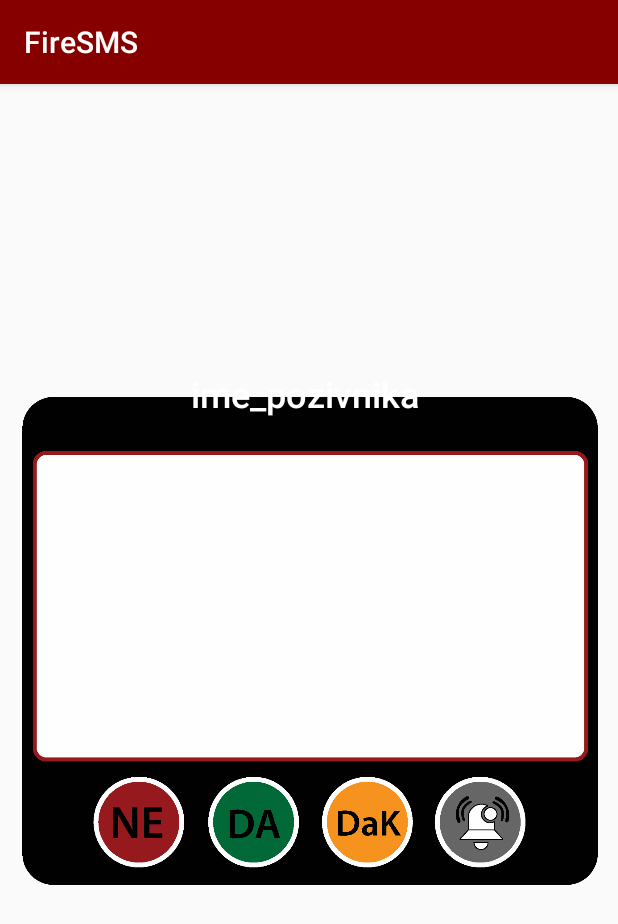
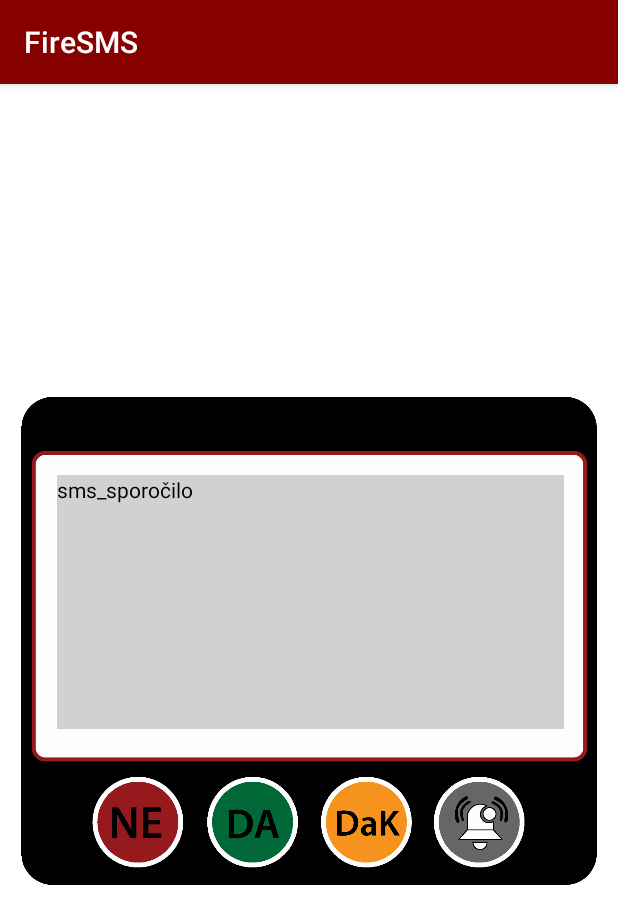
Before and after one commit to Simon442/FireSMS, an Android app: the PagerIntervencijeNetActivity screen opened directly, with no data from a screen before it, on a phone screen of 412 x 824 dp. Shown: the top 924 px of the screen. Run offline under Robolectric (Android 15) with nearby library versions, the phone set to English and light mode, and no system bars.

Commit message:
- new pager alert UI fixes

```diff
--- a/app/src/main/java/com/example/firesms/PermissionsActivity.java
+++ b/app/src/main/java/com/example/firesms/PermissionsActivity.java
@@ -2,10 +2,14 @@ package com.example.firesms;
 
 import android.Manifest;
 import android.content.pm.PackageManager;
+import android.os.Build;
 import android.os.Bundle;
 import android.util.Log;
+import android.view.View;
+import android.widget.Button;
 
 import androidx.annotation.Nullable;
+import androidx.annotation.RequiresApi;
 import androidx.appcompat.app.AppCompatActivity;
 import androidx.core.app.ActivityCompat;
 
@@ -31,6 +35,25 @@ public class PermissionsActivity extends AppCompatActivity {
     protected void onCreate(@Nullable Bundle savedInstanceState) {
         super.onCreate(savedInstanceState);
         setContentView(R.layout.activity_splash_screen);
+
+        Button splashScreenBtn = findViewById(R.id.splashScreenBtn);
+        splashScreenBtn.setOnClickListener(new View.OnClickListener() {
+            @RequiresApi(api = Build.VERSION_CODES.LOLLIPOP)
+            @Override
+            public void onClick(View v) {
+                checkSelfPermission(PermissionsActivity.this,
+                        Manifest.permission.READ_CONTACTS,
+                        Manifest.permission.ACCESS_NOTIFICATION_POLICY,
+                        Manifest.permission.READ_SMS,
+                        Manifest.permission.REQUEST_IGNORE_BATTERY_OPTIMIZATIONS,
+                        Manifest.permission.READ_PHONE_NUMBERS,
+                        Manifest.permission.CALL_PHONE,
+                        Manifest.permission.READ_EXTERNAL_STORAGE);
+            }
+
+            private void checkSelfPermission(PermissionsActivity permissionsActivity, String contacts, String readContacts, String accessNotificationPolicy, String readSms, String requestIgnoreBatteryOptimizations, String readPhoneNumbers, String callPhone) {
+            }
+        });
 
         verifyPermissions();
 
--- a/app/src/main/res/layout/activity_pager_intervencije_net.xml
+++ b/app/src/main/res/layout/activity_pager_intervencije_net.xml
@@ -1,21 +1,21 @@
 <?xml version="1.0" encoding="utf-8"?>
-<androidx.constraintlayout.widget.ConstraintLayout
-    xmlns:android="http://schemas.android.com/apk/res/android"
+<androidx.constraintlayout.widget.ConstraintLayout xmlns:android="http://schemas.android.com/apk/res/android"
     xmlns:app="http://schemas.android.com/apk/res-auto"
     xmlns:tools="http://schemas.android.com/tools"
     android:layout_width="match_parent"
-    android:layout_height="match_parent">
+    android:layout_height="match_parent"
+    android:background="#FFFFFF">
 
     <ImageView
         android:id="@+id/pagerView"
-        android:layout_width="532dp"
+        android:layout_width="409dp"
         android:layout_height="325dp"
         android:layout_marginTop="190dp"
         android:layout_marginBottom="216dp"
         android:contentDescription="TODO"
         app:layout_constraintBottom_toBottomOf="parent"
         app:layout_constraintEnd_toEndOf="parent"
-        app:layout_constraintHorizontal_bias="0.504"
+        app:layout_constraintHorizontal_bias="0.5"
         app:layout_constraintStart_toStartOf="parent"
         app:layout_constraintTop_toTopOf="parent"
         app:srcCompat="@drawable/alertdialog_4" />
@@ -23,62 +23,77 @@
     <Button
         android:id="@+id/notComingBtn"
         android:layout_width="57dp"
-        android:layout_height="58dp"
-        android:background="#00FFFFFF"
-        android:backgroundTint="#00FFFFFF"
-        tools:layout_editor_absoluteX="63dp"
-        tools:layout_editor_absoluteY="444dp" />
+        android:layout_height="60dp"
+        android:background="#FFFFFF"
+        android:backgroundTint="#5EFFFFFF"
+        android:foregroundTint="#008C8484"
+        android:textColor="#00FFFFFF"
+        app:layout_constraintBottom_toTopOf="@+id/pagerView"
+        app:layout_constraintEnd_toStartOf="@+id/pagerView"
+        app:layout_constraintHorizontal_bias="0.744"
+        app:layout_constraintStart_toEndOf="@+id/pagerView"
+        app:layout_constraintTop_toBottomOf="@+id/pagerView"
+        app:layout_constraintVertical_bias="0.187" />
 
     <Button
         android:id="@+id/comingBtn"
         android:layout_width="57dp"
         android:layout_height="58dp"
-        android:background="#00FFFFFF"
-        android:backgroundTint="#00FFFFFF"
-        tools:layout_editor_absoluteX="139dp"
-        tools:layout_editor_absoluteY="444dp" />
+        android:background="#FFFFFF"
+        android:backgroundTint="#5EFFFFFF"
+        app:layout_constraintBottom_toTopOf="@+id/pagerView"
+        app:layout_constraintEnd_toStartOf="@+id/pagerView"
+        app:layout_constraintHorizontal_bias="0.581"
+        app:layout_constraintStart_toEndOf="@+id/pagerView"
+        app:layout_constraintTop_toBottomOf="@+id/pagerView"
+        app:layout_constraintVertical_bias="0.185" />
 
     <Button
         android:id="@+id/comingLaterBtn"
         android:layout_width="57dp"
-        android:layout_height="58dp"
-        android:background="#00FFFFFF"
-        android:backgroundTint="#00FFFFFF"
-        tools:layout_editor_absoluteX="215dp"
-        tools:layout_editor_absoluteY="444dp" />
+        android:layout_height="60dp"
+        android:background="#FFFFFF"
+        android:backgroundTint="#5EFFFFFF"
+        app:layout_constraintBottom_toTopOf="@+id/pagerView"
+        app:layout_constraintEnd_toStartOf="@+id/pagerView"
+        app:layout_constraintHorizontal_bias="0.419"
+        app:layout_constraintStart_toEndOf="@+id/pagerView"
+        app:layout_constraintTop_toBottomOf="@+id/pagerView"
+        app:layout_constraintVertical_bias="0.186" />
 
     <Button
         android:id="@+id/silenceCloseBtn"
         android:layout_width="58dp"
         android:layout_height="58dp"
-        android:background="#00FFFFFF"
-        android:backgroundTint="#00FFFFFF"
-        tools:layout_editor_absoluteX="290dp"
-        tools:layout_editor_absoluteY="444dp" />
+        android:background="#FFFFFF"
+        android:backgroundTint="#5EFFFFFF"
+        app:layout_constraintBottom_toTopOf="@+id/pagerView"
+        app:layout_constraintEnd_toStartOf="@+id/pagerView"
+        app:layout_constraintHorizontal_bias="0.259"
+        app:layout_constraintStart_toEndOf="@+id/pagerView"
+        app:layout_constraintTop_toBottomOf="@+id/pagerView"
+        app:layout_constraintVertical_bias="0.187" />
 
     <TextView
         android:id="@+id/textView2"
         android:layout_width="155dp"
-        android:layout_height="31dp"
-        android:layout_marginStart="127dp"
-        android:layout_marginTop="190dp"
-        android:layout_marginEnd="129dp"
+        android:layout_height="39dp"
+        android:layout_marginBottom="500dp"
         android:hint="ime_pozivnika"
         android:textAppearance="@style/TextAppearance.AppCompat.Body2"
         android:textColor="#FFFFFF"
         android:textColorHint="#FFFFFF"
         android:textSize="24sp"
         app:layout_constraintBottom_toTopOf="@+id/pagerView"
-        app:layout_constraintEnd_toEndOf="parent"
-        app:layout_constraintHorizontal_bias="1.0"
-        app:layout_constraintStart_toStartOf="parent"
-        app:layout_constraintTop_toTopOf="parent"
-        app:layout_constraintVertical_bias="0.0" />
+        app:layout_constraintEnd_toStartOf="@+id/pagerView"
+        app:layout_constraintStart_toEndOf="@+id/pagerView"
+        app:layout_constraintTop_toBottomOf="@+id/pagerView"
+        app:layout_constraintVertical_bias="0.375" />
 
     <TextView
         android:id="@+id/textView4"
-        android:layout_width="339dp"
-        android:layout_height="178dp"
+        android:layout_width="338dp"
+        android:layout_height="169dp"
         android:layout_marginStart="50dp"
         android:layout_marginTop="20dp"
         android:layout_marginEnd="36dp"
@@ -86,11 +101,12 @@
         android:background="#7A9F9F9F"
         android:hint="sms_sporočilo"
         android:textColorHint="#000000"
-        app:layout_constraintBottom_toTopOf="@+id/notComingBtn"
+        app:layout_constraintBottom_toBottomOf="parent"
         app:layout_constraintEnd_toEndOf="parent"
         app:layout_constraintHorizontal_bias="1.0"
         app:layout_constraintStart_toEndOf="@+id/pagerView"
-        app:layout_constraintTop_toBottomOf="@+id/textView2"
-        app:layout_constraintVertical_bias="0.0" />
+        app:layout_constraintStart_toStartOf="parent"
+        app:layout_constraintTop_toTopOf="parent"
+        app:layout_constraintVertical_bias="0.436" />
 
 </androidx.constraintlayout.widget.ConstraintLayout>
```
